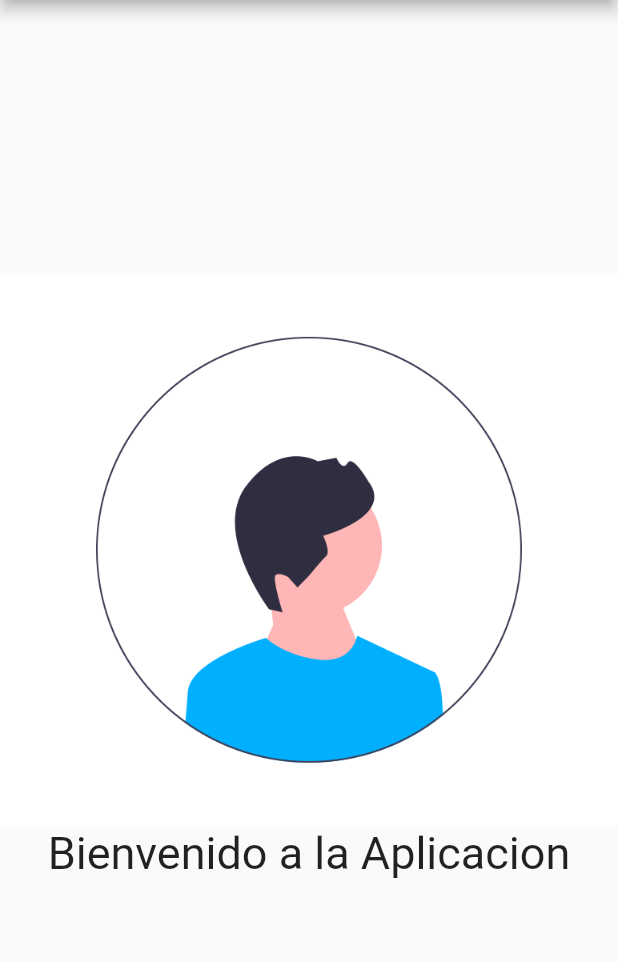
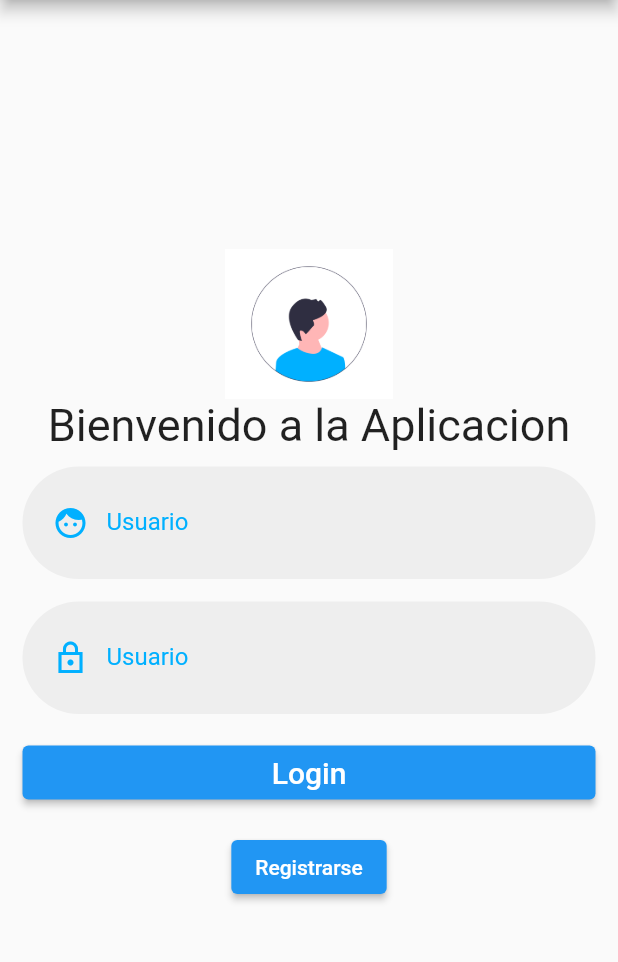
Before and after one commit to AleFlores15/Flutter-To-Do-List, a Flutter app: the screen it shows after launch, on a phone screen of 412 x 824 dp, the part 84-1046 px from its top. Run offline on Flutter 3.47's test engine with Material 2 defaults, Android fonts, the phone set to English and light mode, and no system bars.

Commit message:
buttons created

```diff
--- a/lib/screens/login.dart
+++ b/lib/screens/login.dart
@@ -14,13 +14,57 @@ class LoginScreen extends StatelessWidget {
         child: SafeArea(
           child: Form(
             key: _form,
-            child: Column(
-              mainAxisAlignment: MainAxisAlignment.center,
-              crossAxisAlignment: CrossAxisAlignment.stretch,
-              children: [
-                Image.asset("images/Inicio.png"),
-                Text("Bienvenido a la Aplicacion", style: TextStyle(fontSize: 30),textAlign: TextAlign.center,)
-              ],
+            child: Padding(
+              padding: const EdgeInsets.all(15.0),
+              child: Column(
+                mainAxisAlignment: MainAxisAlignment.center,
+                crossAxisAlignment: CrossAxisAlignment.stretch,
+                children: [
+                  Image.asset("images/Inicio.png", height: 100, width: 100,),
+                  Text("Bienvenido a la Aplicacion", style: TextStyle(fontSize: 30),textAlign: TextAlign.center),
+                  SizedBox( height: 10,),
+                  Container(
+                    padding: EdgeInsets.all(8.0),
+                    decoration: BoxDecoration(color: Colors.grey.shade200,borderRadius: BorderRadius.all(Radius.circular(60))),
+
+                    child: TextFormField(
+                      decoration: InputDecoration(
+                        prefixIcon: Icon(Icons.face,color: Theme.of(context).primaryColor),
+                        labelStyle: TextStyle(color: Theme.of(context).primaryColor),
+                        border: InputBorder.none,
+                        labelText: "Usuario"
+                      ),
+
+                    ),
+                  ),
+                  SizedBox(height:15),
+                  Container(
+                    padding: EdgeInsets.all(8.0),
+                    decoration: BoxDecoration(color: Colors.grey.shade200,borderRadius: BorderRadius.all(Radius.circular(60))),
+
+                    child: TextFormField(
+                      decoration: InputDecoration(
+                        prefixIcon: Icon(Icons.lock_outline_sharp,color: Theme.of(context).primaryColor),
+                        labelStyle: TextStyle(color: Theme.of(context).primaryColor),
+                        border: InputBorder.none,
+                        labelText: "Usuario"
+                      ),
+
+                    ),
+                  ),
+                  SizedBox(height:15),
+                  ElevatedButton(onPressed: () {} ,child: Text("Login", style: TextStyle(fontSize: 20))),
+                  SizedBox(height:15),
+                  Row(
+
+                    mainAxisAlignment: MainAxisAlignment.center,
+                    children: [
+
+                    ElevatedButton(onPressed: (){},child: Text("Registrarse"))
+                  ],)
+
+                ],
+              ),
             ),
           ),
         ),
```
